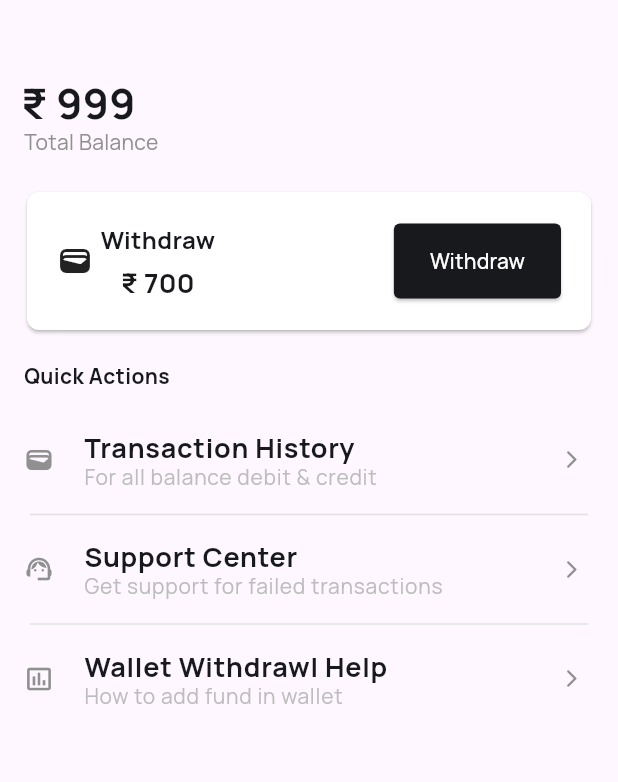
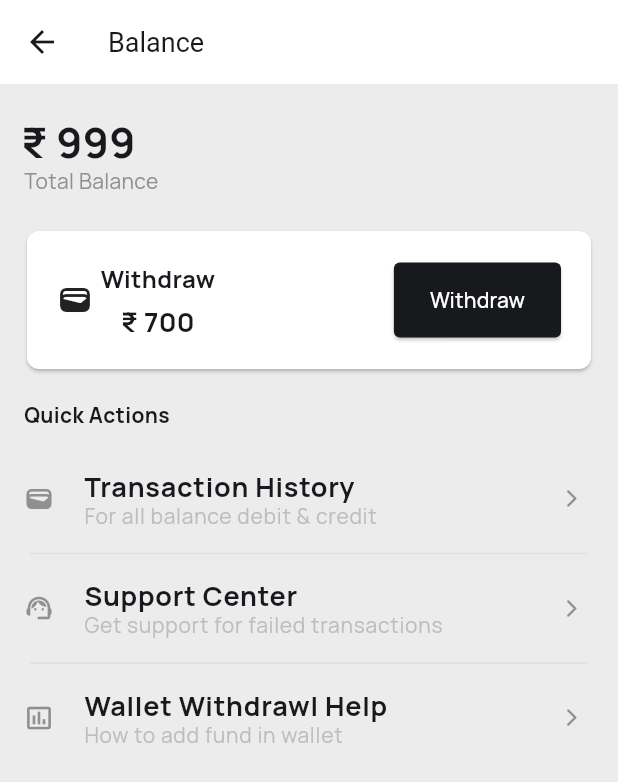
Before and after one commit to divyamittal-1712/user, a Flutter app: the WalletPage screen opened by its route, on a phone screen of 412 x 824 dp. Shown: the top 782 px of the screen. Run offline on Flutter 3.47's test engine with Material 3 defaults, Android fonts, the phone set to English and light mode, and no system bars; drawn by our look-alikes of loader_overlay; our stand-ins replace cached_network_image, carousel_slider, flutter_native_splash, flutter_spinkit, flutter_svg, permission_handler and 3 more; accounts and stored records are empty.

Commit message:
home design

```diff
--- a/lib/screens/home/bottom_navigation/appointment/views/appointment_tab_bar.dart
+++ b/lib/screens/home/bottom_navigation/appointment/views/appointment_tab_bar.dart
@@ -33,7 +33,7 @@ class _AppointmentTabBarState extends State<AppointmentTabBar> with SingleTicker
   @override
   Widget build(BuildContext context) {
     return Scaffold(
-      backgroundColor: Colors.grey,
+      backgroundColor: AppColor.lightGray,
       appBar: MyAppBar(
           title: 'Appointment',
           actions: [],
--- a/lib/screens/home/bottom_navigation/consultant/views/consultant_tab_bar.dart
+++ b/lib/screens/home/bottom_navigation/consultant/views/consultant_tab_bar.dart
@@ -19,7 +19,7 @@ class _TabBarPageState extends State<TabBarPage> {
   @override
   Widget build(BuildContext context) {
     return Scaffold(
-      backgroundColor: Colors.deepPurple[100],
+      backgroundColor: AppColor.lightGray,
       appBar: MyAppBar(
         title: 'Consultants',
         actions: [],
--- a/lib/screens/home/bottom_navigation/wallet_page/wallet_screen.dart
+++ b/lib/screens/home/bottom_navigation/wallet_page/wallet_screen.dart
@@ -1,6 +1,7 @@
 import 'package:flutter/cupertino.dart';
 import 'package:flutter/material.dart';
 import 'package:provider/provider.dart';
+import 'package:user_app/screens/home/app_bar/MyAppBar.dart';
 import '../../../../utils/app_colors.dart';
 import '../../../../widgets/custom_wallet_text.dart';
 import '../../../../widgets/default_button.dart';
@@ -15,12 +16,21 @@ class WalletPage extends StatelessWidget {
   Widget build(BuildContext context) {
     double width = MediaQuery.sizeOf(context).width;
     return Scaffold(
-      body: Consumer<SettingProvider>(
-          builder: (context,provider,child) {
+      backgroundColor: AppColor.lightGray,
+      appBar: MyAppBar(
+        title: 'Balance',
+        actions: [],
+        backButton: IconButton(
+          icon: Icon(Icons.arrow_back),
+          color: AppColor.appBlack,
+          onPressed: () => Navigator.of(context).pop(),
+        ),
+      ),
+      body: Consumer<SettingProvider>(builder: (context, provider, child) {
         return SingleChildScrollView(
           child: Column(
             children: [
-                  SizedBox(height: 50),
+              SizedBox(height: 20),
               Padding(
                 padding: const EdgeInsets.only(left: 14.0),
                 child: Align(
@@ -40,7 +50,7 @@ class WalletPage extends StatelessWidget {
                   child: NormalText(
                     text: 'Total Balance',
                     size: 14,
-                        color: AppColor.darkGreyColor ,
+                    color: AppColor.darkGreyColor,
                     fontWeight: FontWeight.w400,
                   ),
                 ),
@@ -54,17 +64,20 @@ class WalletPage extends StatelessWidget {
                   child: Card(
                     color: AppColor.whiteColor,
                     shape: RoundedRectangleBorder(
-                          borderRadius: BorderRadius.circular(8.0), // Adjust as desired
+                      borderRadius:
+                          BorderRadius.circular(8.0), // Adjust as desired
                     ),
                     child: Padding(
                       padding: EdgeInsets.all(20.0),
                       child: Row(
                         children: [
                           Icon(Icons.wallet_outlined),
-                              SizedBox(width: 5,),
-                              profileStatus("Withdraw","₹ 700"),
+                          SizedBox(
+                            width: 5,
+                          ),
+                          profileStatus("Withdraw", "₹ 700"),
                           Spacer(),
-                              DefaultButton(text: "Withdraw", onPressed: (){}),
+                          DefaultButton(text: "Withdraw", onPressed: () {}),
                         ],
                       ),
                     ),
@@ -79,7 +92,7 @@ class WalletPage extends StatelessWidget {
                   child: NormalText(
                     text: 'Quick Actions',
                     size: 14,
-                        color: AppColor.appBlack ,
+                    color: AppColor.appBlack,
                     fontWeight: FontWeight.w600,
                   ),
                 ),
@@ -88,7 +101,7 @@ class WalletPage extends StatelessWidget {
               WalletTileText(
                 title: "Transaction History",
                 subTitle: "For all balance debit & credit",
-                    onTap: (){},
+                onTap: () {},
                 leading: Icons.wallet,
               ),
               Padding(
@@ -100,8 +113,8 @@ class WalletPage extends StatelessWidget {
               WalletTileText(
                 title: "Support Center",
                 subTitle: "Get support for failed transactions",
-                    onTap: (){},
-                    leading: Icons.support_agent  ,
+                onTap: () {},
+                leading: Icons.support_agent,
               ),
               Padding(
                 padding: const EdgeInsets.symmetric(horizontal: 20.0),
@@ -112,19 +125,18 @@ class WalletPage extends StatelessWidget {
               WalletTileText(
                 title: "Wallet Withdrawl Help",
                 subTitle: "How to add fund in wallet",
-                    onTap: (){},
+                onTap: () {},
                 leading: Icons.insert_chart_outlined,
               ),
             ],
           ),
         );
-          }
-      ),
+      }),
     );
   }
 
-  Widget profileStatus(String name,String number) {
-    return  Column(
+  Widget profileStatus(String name, String number) {
+    return Column(
       mainAxisAlignment: MainAxisAlignment.center,
       children: [
         NormalText(
@@ -133,7 +145,9 @@ class WalletPage extends StatelessWidget {
           color: AppColor.appBlack,
           fontWeight: FontWeight.w600,
         ),
-        SizedBox(height: 6,),
+        SizedBox(
+          height: 6,
+        ),
         NormalText(
           text: number,
           size: 18,
@@ -143,8 +157,4 @@ class WalletPage extends StatelessWidget {
       ],
     );
   }
-
-
-
-
 }
```
Also changed, not shown: lib/screens/home/bottom_navigation/home_page/homepage_screen.dart (+77 -5 lines). Lines whose indentation alone changed are shown as unchanged.
